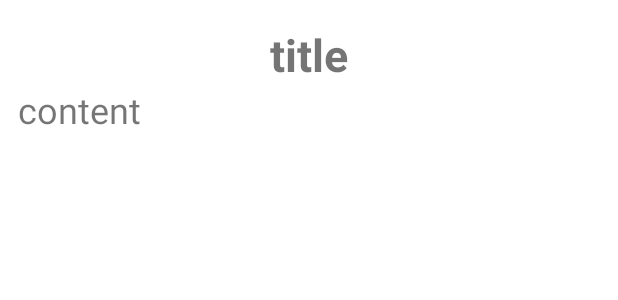
After one commit to cjseven007/ExplorAR, an Android app: the layout courses_layout.xml on its own in the app's theme, with its tools: preview values and no code run, on a phone screen of 412 x 824 dp. The commit adds this screen. Shown: the top 300 px of the screen. Run offline under Robolectric (Android 15) with nearby library versions, the phone set to English and light mode, and no system bars.

Commit message:
recycler view done, persistant login done

```diff
--- a/app/build.gradle
+++ b/app/build.gradle
@@ -56,7 +56,7 @@ dependencies {
 
     // Add the dependency for the Firebase SDK for Google Analytics
     implementation("com.google.firebase:firebase-analytics")
-
+    implementation 'com.firebaseui:firebase-ui-firestore:8.0.1'
     implementation("com.google.firebase:firebase-auth")
     implementation("com.google.firebase:firebase-firestore")
 
--- a/app/src/main/AndroidManifest.xml
+++ b/app/src/main/AndroidManifest.xml
@@ -24,6 +24,9 @@
         android:supportsRtl="true"
         android:theme="@style/Theme.ExplorAR"
         tools:targetApi="31">
+        <activity
+            android:name=".ui.courses.ViewCoursesActivity"
+            android:exported="false" />
         <activity
             android:name=".ui.register.RegisterActivity"
             android:exported="false" />
--- a/app/src/main/java/com/example/explorar/ui/notifications/NotificationsFragment.java
+++ b/app/src/main/java/com/example/explorar/ui/notifications/NotificationsFragment.java
@@ -13,14 +13,11 @@ import androidx.annotation.NonNull;
 import androidx.fragment.app.Fragment;
 import androidx.lifecycle.ViewModelProvider;
 
-import com.example.explorar.MainActivity;
 import com.example.explorar.R;
 import com.example.explorar.databinding.FragmentNotificationsBinding;
 import com.example.explorar.ui.login.LoginActivity;
-import com.example.explorar.ui.register.RegisterActivity;
 import com.google.android.gms.tasks.OnCompleteListener;
 import com.google.android.gms.tasks.Task;
-import com.google.firebase.auth.AuthResult;
 import com.google.firebase.auth.FirebaseAuth;
 import com.google.firebase.auth.FirebaseUser;
 import com.google.firebase.firestore.FirebaseFirestore;
@@ -52,7 +49,7 @@ private FragmentNotificationsBinding binding;
         button.setOnClickListener(new View.OnClickListener() {
             @Override
             public void onClick(View view) {
-                firestore.collection("courses").get().addOnCompleteListener(new OnCompleteListener<QuerySnapshot>() {
+                firestore.collection("com/example/explorar/ui/courses").get().addOnCompleteListener(new OnCompleteListener<QuerySnapshot>() {
                     @Override
                     public void onComplete(@NonNull Task<QuerySnapshot> task) {
                         if (task.isSuccessful()) {
--- /dev/null
+++ b/app/src/main/res/layout/courses_layout.xml
@@ -0,0 +1,31 @@
+<?xml version="1.0" encoding="utf-8"?>
+<LinearLayout xmlns:android="http://schemas.android.com/apk/res/android"
+    xmlns:tools="http://schemas.android.com/tools"
+    android:orientation="vertical"
+    android:layout_width="match_parent"
+    android:layout_height="wrap_content"
+    android:id="@+id/courses_layout"
+    android:padding="8dp"
+    android:layout_marginVertical="8dp"
+    android:layout_marginHorizontal="4dp"
+    >
+
+    <TextView
+        android:layout_width="match_parent"
+        android:layout_height="wrap_content"
+        android:id="@+id/title_text_view"
+        android:text="title"
+        android:textSize="30dp"
+        android:textStyle="bold"
+        android:gravity="center"/>
+
+    <TextView
+        android:layout_width="match_parent"
+        android:layout_height="wrap_content"
+        android:id="@+id/content_text_view"
+        android:text="content"
+        android:textSize="24dp"
+        android:visibility="visible"
+        />
+
+</LinearLayout>
```
Also changed, not shown: app/src/main/java/com/example/explorar/ui/courses/Courses.java (added, +52 -0 lines), app/src/main/java/com/example/explorar/ui/courses/CoursesAdapter.java (added, +58 -0 lines), app/src/main/java/com/example/explorar/ui/courses/ViewCoursesActivity.java (added, +16 -0 lines), app/src/main/java/com/example/explorar/ui/dashboard/DashboardFragment.java (+41 -6 lines), app/src/main/java/com/example/explorar/ui/splash/SplashActivity.java (+12 -11 lines), app/src/main/res/layout/activity_view_courses.xml (added, +9 -0 lines), app/src/main/res/layout/fragment_dashboard.xml (+10 -15 lines), 2 other files.
